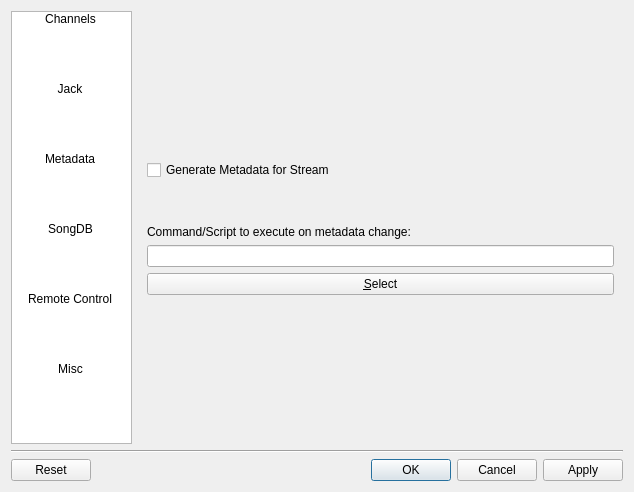
The window that src/dialogs/uis/settingsdialog.ui (jan-lugfl/RadioMixer) describes before a commit, drawn with Qt 5.
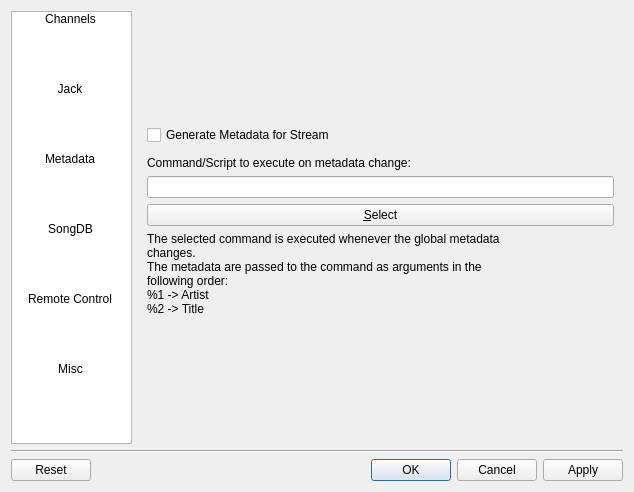
The same window after the commit. The open tabs and pages were chosen to show the change. Icons and pictures are not drawn.

Commit message: - implemented select function for metaupdate command - added description to metaupdate command - up/down buttons are now icons instead of plain text

The edit to the form file:
```diff
--- a/src/dialogs/uis/settingsdialog.ui
+++ b/src/dialogs/uis/settingsdialog.ui
@@ -475,6 +475,19 @@
              </property>
             </widget>
            </item>
+           <item>
+            <widget class="QLabel" name="label_15">
+             <property name="text">
+              <string>The selected command is executed whenever the global metadata
+changes.
+The metadata are passed to the command as arguments in the
+following order:
+%1 -&gt; Artist
+%2 -&gt; Title
+</string>
+             </property>
+            </widget>
+           </item>
           </layout>
          </item>
          <item row="2" column="0">
```
Left out of the diff: 10 changed lines with no effect on the pictures. The commit also changes 2 other files.
